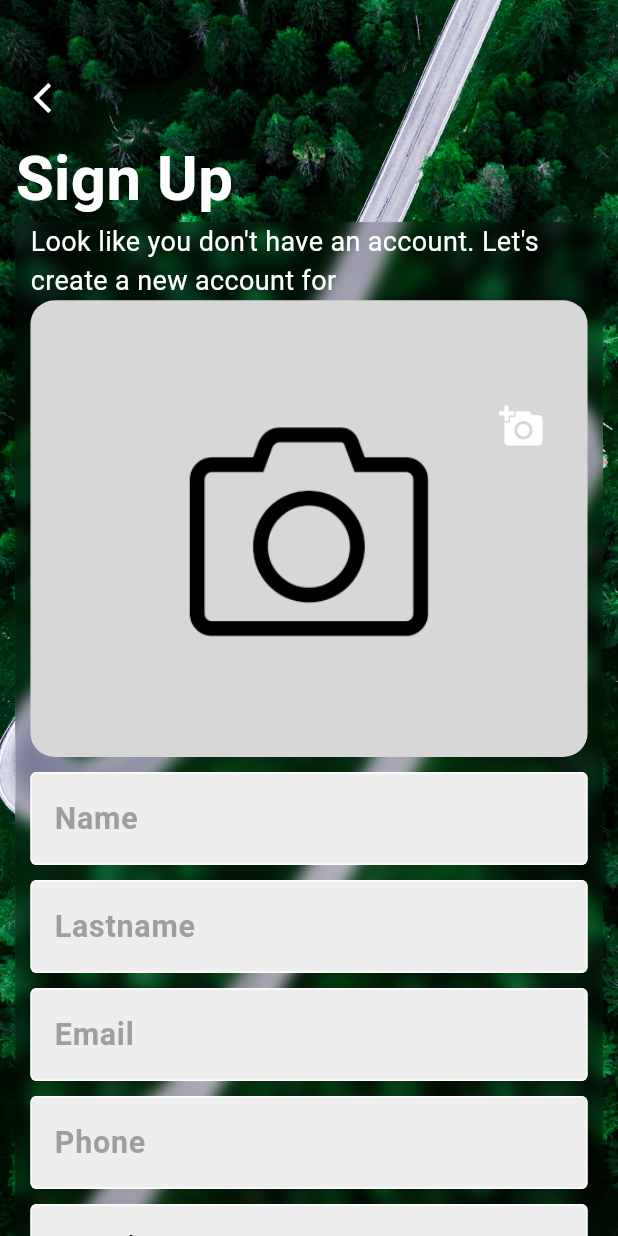
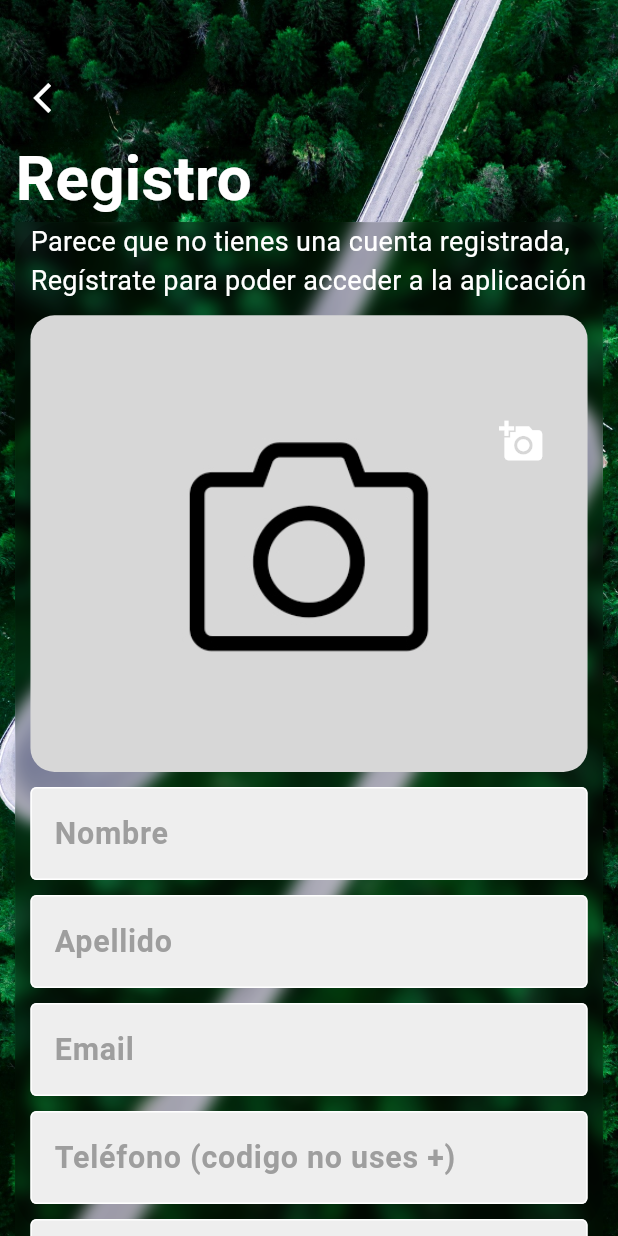
Before and after one commit to Isnotcristhianr/SwapMe---Code-0, a Flutter app: the Signup screen opened directly, on a phone screen of 412 x 824 dp. Run offline on Flutter 3.47's test engine with Material 2 defaults, Android fonts, the phone set to English and light mode, and no system bars; our stand-ins replace carousel_slider, cloud_firestore, firebase_auth, firebase_core, firebase_storage, flutter_animate and 7 more; missing offline and left inert: flutter_facebook_auth; accounts and stored records are empty; generated files the repository leaves out were written again; Roboto replaces fonts that are missing (Poppins); project files that could hold a hidden picture were left out.

Commit message:
mejoras adicionales

```diff
--- a/lib/pages/signup/views/signup.dart
+++ b/lib/pages/signup/views/signup.dart
@@ -9,6 +9,8 @@ import 'package:swapme/components/my_button.dart';
 import 'package:swapme/components/my_textfield.dart';
 import 'package:swapme/pages/signup/controllers/signup_controller.dart';
 import 'package:swapme/pages/welcome.dart';
+
+import 'package:video_player/video_player.dart';
 
 class Signup extends GetView<SignUpController> {
   Signup({super.key});
@@ -32,7 +34,7 @@ class Signup extends GetView<SignUpController> {
   @override
   Widget build(BuildContext context) {
     final buttonAgree = MyButtonAgree(
-      text: "Agree and Continue",
+      text: "Aceptar y continuar",
       onTap: () async {
         controller.user.name = nameController.text;
         controller.user.lastName = lastNameController.text;
@@ -44,7 +46,7 @@ class Signup extends GetView<SignUpController> {
         bool isRegister = await controller.registerUser();
 
         await Get.snackbar(
-          isRegister ? 'Register correct' : 'Register incorrect',
+          isRegister ? 'Registro Correcto' : 'Registro Incorrecto',
           controller.messageToDisplay,
           duration: const Duration(seconds: 2),
           backgroundColor: isRegister ? Colors.green : Colors.red,
@@ -84,7 +86,7 @@ class Signup extends GetView<SignUpController> {
                   onPressed: Get.back,
                 ),
                 Text(
-                  "Sign Up",
+                  "Registro",
                   style: TextStyle(
                       color: Colors.white,
                       fontSize: MediaQuery.of(context).size.height * 0.05,
@@ -117,23 +119,26 @@ class Signup extends GetView<SignUpController> {
                                 children: [
                                   // const SizedBox(height: 10),
                                   const Text(
-                                    "Look like you don't have an account. Let's create a new account for",
+                                    "Parece que no tienes una cuenta registrada, Regístrate para poder acceder a la aplicación",
                                     // ignore: prefer_const_constructors
                                     style: TextStyle(
-                                        color: Colors.white, fontSize: 18),
+                                      color: Colors.white,
+                                      fontSize: 18,
+                                    ),
                                     textAlign: TextAlign.start,
                                   ),
+                                  const SizedBox(height: 10),
                                   ImageSelector(controller: photoController),
                                   const SizedBox(height: 10),
                                   MyTextField(
                                     controller: nameController,
                                     onChanged: (value) =>
                                         controller.user.name = value,
-                                    hintText: 'Name',
+                                    hintText: 'Nombre',
                                     obscureText: false,
                                     validator: (value) {
                                       if (value == null || value.isEmpty) {
-                                        return 'Please enter some text';
+                                        return 'Ingresa un texto';
                                       }
                                       return null;
                                     },
@@ -143,11 +148,11 @@ class Signup extends GetView<SignUpController> {
                                     controller: lastNameController,
                                     onChanged: (value) =>
                                         controller.user.lastName = value,
-                                    hintText: 'Lastname',
+                                    hintText: 'Apellido',
                                     obscureText: false,
                                     validator: (value) {
                                       if (value == null || value.isEmpty) {
-                                        return 'Please enter some text';
+                                        return 'Ingresa un texto';
                                       }
                                       return null;
                                     },
@@ -161,10 +166,10 @@ class Signup extends GetView<SignUpController> {
                                     obscureText: false,
                                     validator: (value) {
                                       if (value == null || value.isEmpty) {
-                                        return 'Please enter some text';
+                                        return 'Ingresa un texto';
                                       }
                                       if (!value.isEmail) {
-                                        return 'Please enter an email valid';
+                                        return 'Ingresa un Email valido';
                                       }
                                       return null;
                                     },
@@ -172,17 +177,17 @@ class Signup extends GetView<SignUpController> {
                                   const SizedBox(height: 10),
                                   MyTextField(
                                     controller: phoneController,
-                                    hintText: 'Phone',
+                                    hintText: 'Teléfono (codigo no uses +)',
                                     obscureText: false,
                                     maxLength: 13,
                                     onChanged: (value) =>
                                         controller.user.phone = value,
                                     validator: (value) {
                                       if (value == null || value.isEmpty) {
-                                        return 'Please enter some text';
+                                        return 'Ingresa un texto';
                                       }
                                       if (!value.isPhoneNumber) {
-                                        return 'Please enter an email valid';
+                                        return 'Ingresa un numero valido';
                                       }
                                       return null;
                                     },
@@ -222,13 +227,13 @@ class Signup extends GetView<SignUpController> {
                                     controller: passwordController,
                                     validator: (value) {
                                       if (value == null || value.isEmpty) {
-                                        return 'Please enter some text';
+                                        return 'Ingresa un texto';
                                       }
                                       return null;
                                     },
                                     onChanged: (value) =>
                                         controller.user.password = value,
-                                    hintText: 'Password',
+                                    hintText: 'Contraseña',
                                     obscureText: true,
                                   ),
                                   const SizedBox(height: 16),
@@ -244,7 +249,7 @@ class Signup extends GetView<SignUpController> {
                                           children: <TextSpan>[
                                             TextSpan(
                                               text:
-                                                  'By selecting Agree & Continue below, I agree to our ',
+                                                  'Para continuar, aceptas las normas de SwapMe',
                                               style: TextStyle(
                                                 color: Colors.white,
                                                 fontSize: 13,
--- a/pubspec.yaml
+++ b/pubspec.yaml
@@ -43,11 +43,12 @@ dev_dependencies:
     sdk: flutter
 
 flutter_icons:
-  android: true
+  android: "launcher_icon"
   ios: true
-  image_path: "assets/images/logorenew.png" # change app icon
+  image_path: "assets/images/logorenew.png"
   adaptive_icon_background: "#FFFFFF"
   adaptive_icon_foreground: "assets/images/logorenew.png"
+
 
 flutter:
   uses-material-design: true
```
Also changed, not shown: 33 other files.
